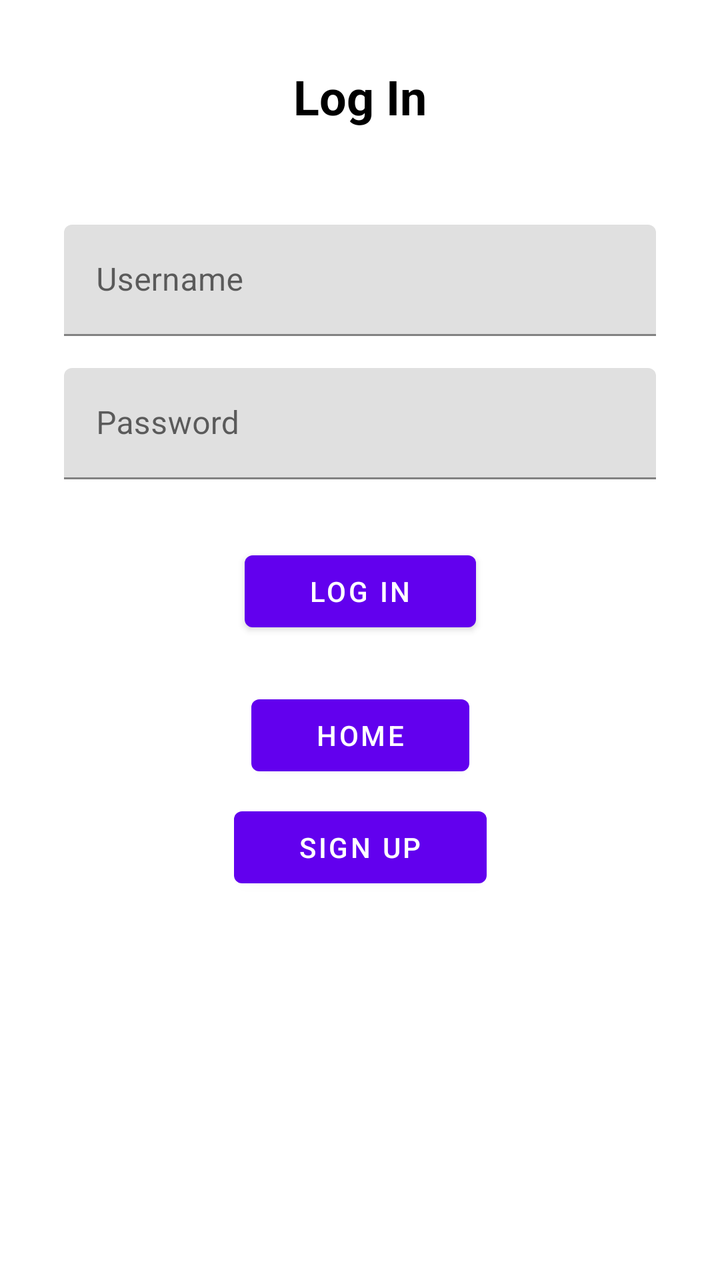
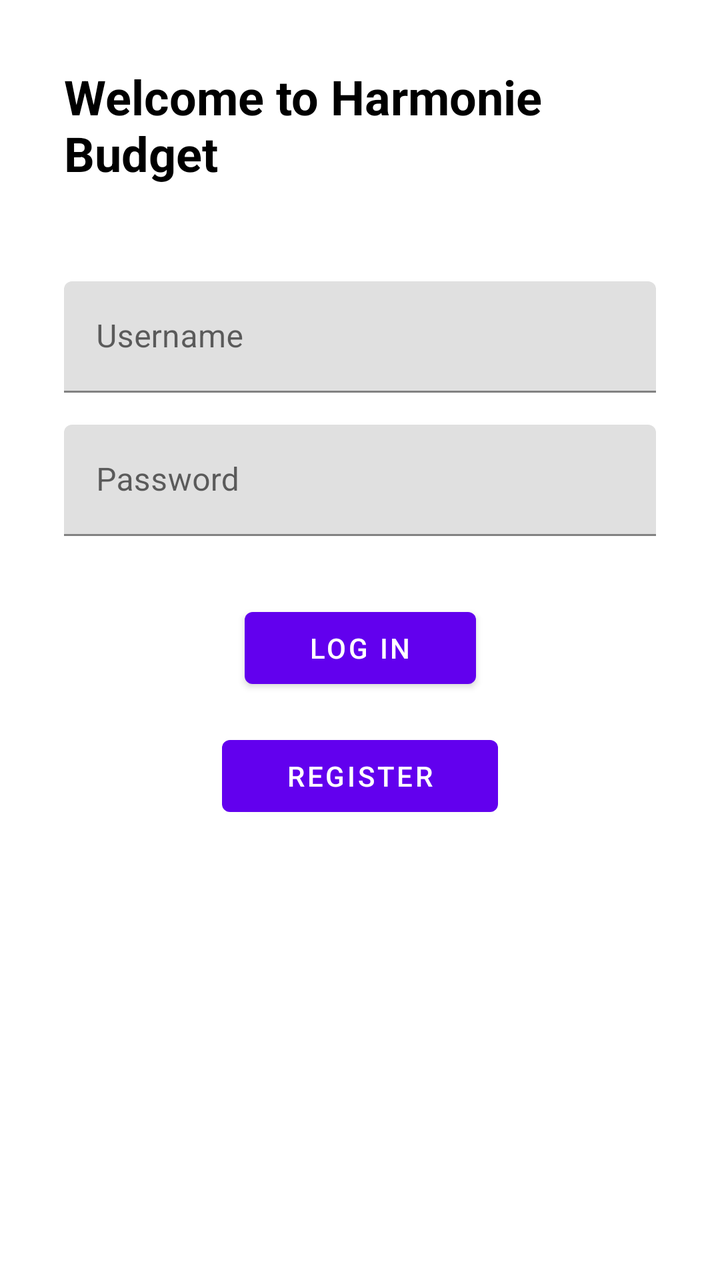

An Android layout rendered at two revisions. The XML below is the earlier revision; the diff shows what the commit changed to produce the second picture.
<!-- AndroidManifest.xml: application theme Theme.HarmonieBudget -->
<!-- res/layout/activity_login.xml -->
<?xml version="1.0" encoding="utf-8"?>
<androidx.constraintlayout.widget.ConstraintLayout
    xmlns:android="http://schemas.android.com/apk/res/android"
    xmlns:app="http://schemas.android.com/apk/res-auto"
    android:layout_width="match_parent"
    android:layout_height="match_parent"
    android:padding="32dp"
    android:background="@color/white">

    <TextView
        android:id="@+id/tv_login_title"
        android:layout_width="wrap_content"
        android:layout_height="wrap_content"
        android:text="@string/log_in_button"
        android:textSize="24sp"
        android:textStyle="bold"
        app:layout_constraintTop_toTopOf="parent"
        app:layout_constraintStart_toStartOf="parent"
        app:layout_constraintEnd_toEndOf="parent" />

    <com.google.android.material.textfield.TextInputLayout
        android:id="@+id/til_username"
        android:layout_width="0dp"
        android:layout_height="wrap_content"
        android:layout_marginTop="48dp"
        app:layout_constraintTop_toBottomOf="@id/tv_login_title"
        app:layout_constraintStart_toStartOf="parent"
        app:layout_constraintEnd_toEndOf="parent">

        <com.google.android.material.textfield.TextInputEditText
            android:id="@+id/et_username"
            android:layout_width="match_parent"
            android:layout_height="wrap_content"
            android:hint="@string/username_hint"
            android:textColor="@android:color/black" />
    </com.google.android.material.textfield.TextInputLayout>

    <com.google.android.material.textfield.TextInputLayout
        android:id="@+id/til_password"
        android:layout_width="0dp"
        android:layout_height="wrap_content"
        android:layout_marginTop="16dp"
        app:layout_constraintTop_toBottomOf="@id/til_username"
        app:layout_constraintStart_toStartOf="parent"
        app:layout_constraintEnd_toEndOf="parent">

        <com.google.android.material.textfield.TextInputEditText
            android:id="@+id/et_password"
            android:layout_width="match_parent"
            android:layout_height="wrap_content"
            android:hint="@string/password_hint"
            android:inputType="textPassword"
            android:textColor="@android:color/black" />
    </com.google.android.material.textfield.TextInputLayout>

    <Button
        android:id="@+id/btn_login"
        android:layout_width="wrap_content"
        android:layout_height="wrap_content"
        android:text="@string/log_in_button"
        android:minHeight="48dp"
        android:paddingStart="32dp"
        android:paddingEnd="32dp"
        android:layout_marginTop="32dp"
        app:layout_constraintTop_toBottomOf="@id/til_password"
        app:layout_constraintStart_toStartOf="parent"
        app:layout_constraintEnd_toEndOf="parent" />

    <Button
        android:id="@+id/btn_home"
        android:layout_width="wrap_content"
        android:layout_height="wrap_content"
        android:text="@string/home_button"
        android:minHeight="48dp"
        android:paddingStart="32dp"
        android:paddingEnd="32dp"
        android:layout_marginTop="24dp"
        app:layout_constraintTop_toBottomOf="@id/btn_login"
        app:layout_constraintStart_toStartOf="parent"
        app:layout_constraintEnd_toEndOf="parent" />

    <Button
        android:id="@+id/btn_sign_up"
        android:layout_width="wrap_content"
        android:layout_height="wrap_content"
        android:text="@string/sign_up_from_login"
        android:minHeight="48dp"
        android:paddingStart="32dp"
        android:paddingEnd="32dp"
        android:layout_marginTop="8dp"
        app:layout_constraintTop_toBottomOf="@id/btn_home"
        app:layout_constraintStart_toStartOf="parent"
        app:layout_constraintEnd_toEndOf="parent" />

</androidx.constraintlayout.widget.ConstraintLayout>
<!-- resources referenced by this layout -->
<resources>
  <color name="white">#FFFFFFFF</color>
  <string name="home_button">Home</string>
  <string name="log_in_button">Log In</string>
  <string name="password_hint">Password</string>
  <string name="sign_up_from_login">Sign Up</string>
  <string name="username_hint">Username</string>
  <style name="Theme.HarmonieBudget" parent="Theme.MaterialComponents.DayNight.NoActionBar">
  
          
          <item name="colorPrimary">@color/purple_500</item>
  
          
          <item name="colorPrimaryVariant">@color/purple_700</item>
  
          
          <item name="colorSecondary">@color/teal_200</item>
  
          
          <item name="android:windowBackground">@color/white</item>
  
          
          <item name="android:textColor">@android:color/black</item>
  
      </style>
  <color name="purple_500">#FF6200EE</color>
  <color name="purple_700">#FF3700B3</color>
  <color name="teal_200">#FF03DAC5</color>
</resources>

<!-- the commit's change to res/layout/activity_login.xml (unified diff, before → after) -->
@@ -8,10 +8,10 @@
     android:background="@color/white">
 
     <TextView
-        android:id="@+id/tv_login_title"
+        android:id="@+id/tv_welcome"
         android:layout_width="wrap_content"
         android:layout_height="wrap_content"
-        android:text="@string/log_in_button"
+        android:text="@string/welcome_message"
         android:textSize="24sp"
         android:textStyle="bold"
         app:layout_constraintTop_toTopOf="parent"
@@ -23,7 +23,7 @@
         android:layout_width="0dp"
         android:layout_height="wrap_content"
         android:layout_marginTop="48dp"
-        app:layout_constraintTop_toBottomOf="@id/tv_login_title"
+        app:layout_constraintTop_toBottomOf="@id/tv_welcome"
         app:layout_constraintStart_toStartOf="parent"
         app:layout_constraintEnd_toEndOf="parent">
 
@@ -53,8 +53,9 @@
             android:textColor="@android:color/black" />
     </com.google.android.material.textfield.TextInputLayout>
 
+    
     <Button
-        android:id="@+id/btn_login"
+        android:id="@+id/btn_log_in"
         android:layout_width="wrap_content"
         android:layout_height="wrap_content"
         android:text="@string/log_in_button"
@@ -67,28 +68,15 @@
         app:layout_constraintEnd_toEndOf="parent" />
 
     <Button
-        android:id="@+id/btn_home"
+        android:id="@+id/btn_register"
         android:layout_width="wrap_content"
         android:layout_height="wrap_content"
-        android:text="@string/home_button"
+        android:text="@string/register_button"
         android:minHeight="48dp"
         android:paddingStart="32dp"
         android:paddingEnd="32dp"
-        android:layout_marginTop="24dp"
-        app:layout_constraintTop_toBottomOf="@id/btn_login"
-        app:layout_constraintStart_toStartOf="parent"
-        app:layout_constraintEnd_toEndOf="parent" />
-
-    <Button
-        android:id="@+id/btn_sign_up"
-        android:layout_width="wrap_content"
-        android:layout_height="wrap_content"
-        android:text="@string/sign_up_from_login"
-        android:minHeight="48dp"
-        android:paddingStart="32dp"
-        android:paddingEnd="32dp"
-        android:layout_marginTop="8dp"
-        app:layout_constraintTop_toBottomOf="@id/btn_home"
+        android:layout_marginTop="16dp"
+        app:layout_constraintTop_toBottomOf="@id/btn_log_in"
         app:layout_constraintStart_toStartOf="parent"
         app:layout_constraintEnd_toEndOf="parent" />
 
<!-- resource entries referenced after the edit -->
@@ -1,11 +1,11 @@
 <!-- resources referenced by this layout -->
 <resources>
   <color name="white">#FFFFFFFF</color>
-  <string name="home_button">Home</string>
   <string name="log_in_button">Log In</string>
   <string name="password_hint">Password</string>
-  <string name="sign_up_from_login">Sign Up</string>
+  <string name="register_button">Register</string>
   <string name="username_hint">Username</string>
+  <string name="welcome_message">Welcome to Harmonie Budget</string>
   <style name="Theme.HarmonieBudget" parent="Theme.MaterialComponents.DayNight.NoActionBar">
   
           
